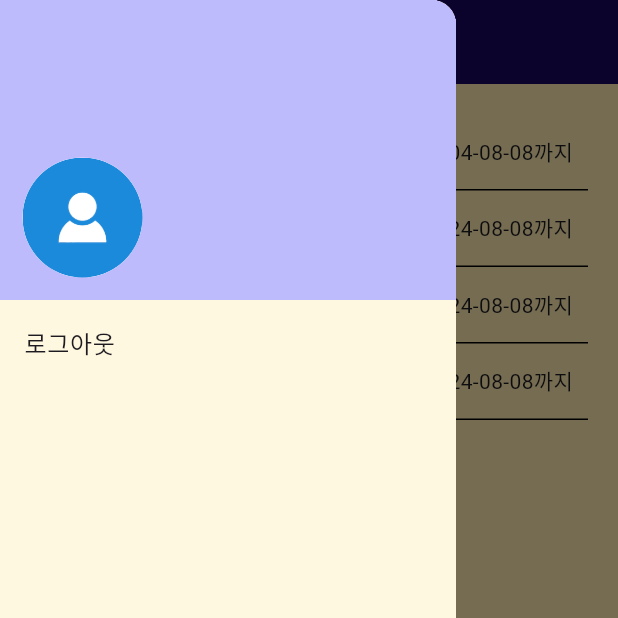
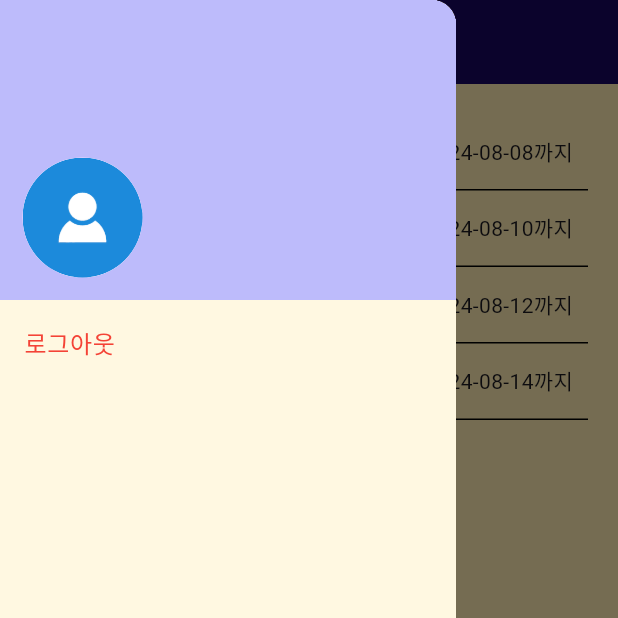
Before and after one commit to nnmmnn15/TodoList, a Flutter app: the HomeTabbarPage screen opened directly, with the side drawer open, on a phone screen of 412 x 824 dp, the top half of it. Run offline on Flutter 3.47's test engine with Material 3 defaults, Android fonts, the phone set to English and light mode, and no system bars; our stand-ins replace get.

Commit message:
todo_0809_deletePageButton

```diff
--- a/todo_list_app/lib/model/user_list.dart
+++ b/todo_list_app/lib/model/user_list.dart
@@ -10,10 +10,10 @@ class UserList {
     UserData(
       // todolist
       [
-        Todo(todoText: '달리기', categorySet: CategorySet(categoryColor: Colors.deepPurple[100]!, categoryName: '심부름') , todoState: false, deadline: DateTime(2004, 08, 08)),
-        Todo(todoText: '병원가기', categorySet: CategorySet(categoryColor: Colors.blue[100]!, categoryName: '약속'), todoState: false, deadline: DateTime(2024, 08, 08)),
-        Todo(todoText: '축구', categorySet: CategorySet(categoryColor: Colors.green[100]!, categoryName: '일상'), todoState: false, deadline: DateTime(2024, 08, 08)),
-        Todo(todoText: '약속', categorySet: CategorySet(categoryColor: Colors.red[100]!, categoryName: '중요일정'), todoState: false, deadline: DateTime(2024, 08, 08)),
+        Todo(todoText: '달리기', categorySet: CategorySet(categoryColor: Colors.deepPurple[100]!, categoryName: '심부름') , todoState: false, deadline: DateTime(2024, 08, 08)),
+        Todo(todoText: '병원가기', categorySet: CategorySet(categoryColor: Colors.blue[100]!, categoryName: '약속'), todoState: false, deadline: DateTime(2024, 08, 10)),
+        Todo(todoText: '축구', categorySet: CategorySet(categoryColor: Colors.green[100]!, categoryName: '일상'), todoState: false, deadline: DateTime(2024, 08, 12)),
+        Todo(todoText: '약속', categorySet: CategorySet(categoryColor: Colors.red[100]!, categoryName: '중요일정'), todoState: false, deadline: DateTime(2024, 08, 14)),
       ],
       // deletelist
       [],
--- a/todo_list_app/lib/view/home_tabbar_page.dart
+++ b/todo_list_app/lib/view/home_tabbar_page.dart
@@ -57,16 +57,19 @@ class _HomeTabbarPageState extends State<HomeTabbarPage>
               height: 200,
               color: const Color.fromRGBO(189, 187, 251, 1),
               alignment: Alignment.bottomLeft,
-              child: Padding(
-                padding: const EdgeInsets.all(15.0),
-                child: const CircleAvatar(
+              child: const Padding(
+                padding: EdgeInsets.all(15.0),
+                child: CircleAvatar(
                   backgroundImage: AssetImage('images/login.png'),
                   radius: 40,
                 ),
               ),
             ),
             ListTile(
-              title: const Text('로그아웃'),
+              title: const Text(
+                '로그아웃',
+                style: TextStyle(color: Colors.red),
+              ),
               onTap: () {
                 Get.offAll(const LoginPage());
               },
@@ -78,7 +81,6 @@ class _HomeTabbarPageState extends State<HomeTabbarPage>
         color: Colors.amberAccent,
         height: 100,
         child: TabBar(
-
           controller: controller,
           labelColor: const Color.fromARGB(255, 23, 7, 96),
           unselectedLabelColor: Colors.grey[600],
--- a/todo_list_app/lib/view/todo_list_page.dart
+++ b/todo_list_app/lib/view/todo_list_page.dart
@@ -28,6 +28,11 @@ class _TodoListPageState extends State<TodoListPage> {
     super.initState();
     addTodoController = TextEditingController();
     now = DateTime.now();
+    sortTodoList();
+  }
+
+  sortTodoList(){
+    UserList.todoDataList[userIndex].todoList.sort((a, b) => a.deadline.compareTo(b.deadline));
   }
 
   @override
@@ -341,6 +346,7 @@ class _TodoListPageState extends State<TodoListPage> {
       // 입력후 텍스트필드 초기화
       addTodoController.text = '';
       Get.back();
+      sortTodoList();
       setState(() {});
     }
   }
@@ -359,6 +365,7 @@ class _TodoListPageState extends State<TodoListPage> {
       // 입력후 텍스트필드 초기화
       addTodoController.text = '';
       Get.back();
+      sortTodoList();
       setState(() {});
     }
   }
```
Also changed, not shown: todo_list_app/lib/view/delete_page.dart (+83 -18 lines).
